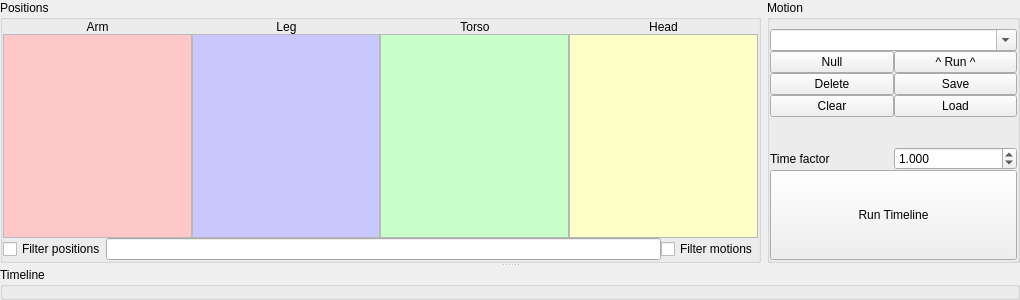
Old version of the form rqt_motion_editor/src/rqt_motion_editor/motion_editor.ui in the repository tu-darmstadt-ros-pkg/motion_editor.
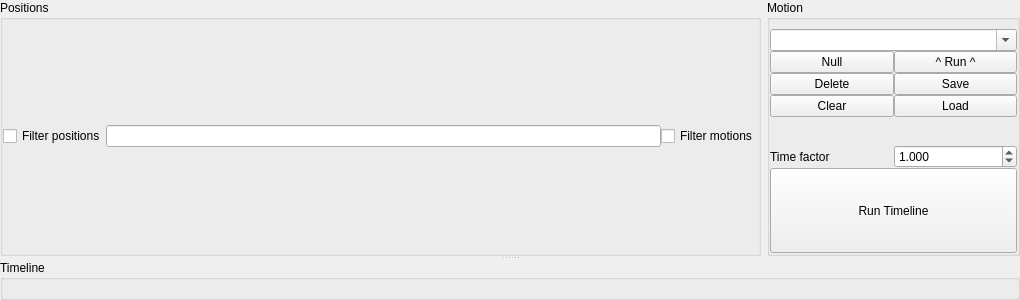
New version of the form.

Diff of the .ui file:
```diff
--- a/rqt_motion_editor/src/rqt_motion_editor/motion_editor.ui
+++ b/rqt_motion_editor/src/rqt_motion_editor/motion_editor.ui
@@ -40,252 +40,10 @@
            <number>0</number>
           </property>
           <item>
-           <layout class="QHBoxLayout" name="horizontalLayout_2">
-            <item>
-             <widget class="QLabel" name="label">
-              <property name="text">
-               <string>Arm</string>
-              </property>
-              <property name="alignment">
-               <set>Qt::AlignCenter</set>
-              </property>
-             </widget>
-            </item>
-            <item>
-             <widget class="QLabel" name="label_2">
-              <property name="text">
-               <string>Leg</string>
-              </property>
-              <property name="alignment">
-               <set>Qt::AlignCenter</set>
-              </property>
-             </widget>
-            </item>
-            <item>
-             <widget class="QLabel" name="label_3">
-              <property name="text">
-               <string>Torso</string>
-              </property>
-              <property name="alignment">
-               <set>Qt::AlignCenter</set>
-              </property>
-             </widget>
-            </item>
-            <item>
-             <widget class="QLabel" name="label_5">
-              <property name="text">
-               <string>Head</string>
-              </property>
-              <property name="alignment">
-               <set>Qt::AlignCenter</set>
-              </property>
-             </widget>
-            </item>
-           </layout>
+           <layout class="QHBoxLayout" name="group_label_layout"/>
           </item>
           <item>
-           <layout class="QHBoxLayout" name="horizontalLayout_3">
-            <item>
-             <widget class="QListWidget" name="arm_positions_list">
-              <property name="palette">
-               <palette>
-                <active>
-                 <colorrole role="Base">
-                  <brush brushstyle="SolidPattern">
-                   <color alpha="255">
-                    <red>255</red>
-                    <green>200</green>
-                    <blue>200</blue>
-                   </color>
-                  </brush>
-                 </colorrole>
-                </active>
-                <inactive>
-                 <colorrole role="Base">
-                  <brush brushstyle="SolidPattern">
-                   <color alpha="255">
-                    <red>255</red>
-                    <green>200</green>
-                    <blue>200</blue>
-                   </color>
-                  </brush>
-                 </colorrole>
-                </inactive>
-                <disabled>
-                 <colorrole role="Base">
-                  <brush brushstyle="SolidPattern">
-                   <color alpha="255">
-                    <red>255</red>
-                    <green>255</green>
-                    <blue>255</blue>
-                   </color>
-                  </brush>
-                 </colorrole>
-                </disabled>
-               </palette>
-              </property>
-              <property name="contextMenuPolicy">
-               <enum>Qt::CustomContextMenu</enum>
-              </property>
-              <property name="dragDropMode">
-               <enum>QAbstractItemView::DragOnly</enum>
-              </property>
-              <property name="sortingEnabled">
-               <bool>true</bool>
-              </property>
-             </widget>
-            </item>
-            <item>
-             <widget class="QListWidget" name="leg_positions_list">
-              <property name="palette">
-               <palette>
-                <active>
-                 <colorrole role="Base">
-                  <brush brushstyle="SolidPattern">
-                   <color alpha="255">
-                    <red>200</red>
-                    <green>200</green>
-                    <blue>255</blue>
-                   </color>
-                  </brush>
-                 </colorrole>
-                </active>
-                <inactive>
-                 <colorrole role="Base">
-                  <brush brushstyle="SolidPattern">
-                   <color alpha="255">
-                    <red>200</red>
-                    <green>200</green>
-                    <blue>255</blue>
-                   </color>
-                  </brush>
-                 </colorrole>
-                </inactive>
-                <disabled>
-                 <colorrole role="Base">
-                  <brush brushstyle="SolidPattern">
-                   <color alpha="255">
-                    <red>255</red>
-                    <green>255</green>
-                    <blue>255</blue>
-                   </color>
-                  </brush>
-                 </colorrole>
-                </disabled>
-               </palette>
-              </property>
-              <property name="contextMenuPolicy">
-               <enum>Qt::CustomContextMenu</enum>
-              </property>
-              <property name="dragDropMode">
-               <enum>QAbstractItemView::DragOnly</enum>
-              </property>
-              <property name="sortingEnabled">
-               <bool>true</bool>
-              </property>
-             </widget>
-            </item>
-            <item>
-             <widget class="QListWidget" name="torso_positions_list">
-              <property name="palette">
-               <palette>
-                <active>
-                 <colorrole role="Base">
-                  <brush brushstyle="SolidPattern">
-                   <color alpha="255">
-                    <red>200</red>
-                    <green>255</green>
-                    <blue>200</blue>
-                   </color>
-                  </brush>
-                 </colorrole>
-                </active>
-                <inactive>
-                 <colorrole role="Base">
-                  <brush brushstyle="SolidPattern">
-                   <color alpha="255">
-                    <red>200</red>
-                    <green>255</green>
-                    <blue>200</blue>
-                   </color>
-                  </brush>
-                 </colorrole>
-                </inactive>
-                <disabled>
-                 <colorrole role="Base">
-                  <brush brushstyle="SolidPattern">
-                   <color alpha="255">
-                    <red>255</red>
-                    <green>255</green>
-                    <blue>255</blue>
-                   </color>
-                  </brush>
-                 </colorrole>
-                </disabled>
-               </palette>
-              </property>
-              <property name="contextMenuPolicy">
-               <enum>Qt::CustomContextMenu</enum>
-              </property>
-              <property name="dragDropMode">
-               <enum>QAbstractItemView::DragOnly</enum>
-              </property>
-              <property name="sortingEnabled">
-               <bool>true</bool>
-              </property>
-             </widget>
-            </item>
-            <item>
-             <widget class="QListWidget" name="head_positions_list">
-              <property name="palette">
-               <palette>
-                <active>
-                 <colorrole role="Base">
-                  <brush brushstyle="SolidPattern">
-                   <color alpha="255">
-                    <red>255</red>
-                    <green>255</green>
-                    <blue>200</blue>
-                   </color>
-                  </brush>
-                 </colorrole>
-                </active>
-                <inactive>
-                 <colorrole role="Base">
-                  <brush brushstyle="SolidPattern">
-                   <color alpha="255">
-                    <red>255</red>
-                    <green>255</green>
-                    <blue>200</blue>
-                   </color>
-                  </brush>
-                 </colorrole>
-                </inactive>
-                <disabled>
-                 <colorrole role="Base">
-                  <brush brushstyle="SolidPattern">
-                   <color alpha="255">
-                    <red>255</red>
-                    <green>255</green>
-                    <blue>255</blue>
-                   </color>
-                  </brush>
-                 </colorrole>
-                </disabled>
-               </palette>
-              </property>
-              <property name="contextMenuPolicy">
-               <enum>Qt::CustomContextMenu</enum>
-              </property>
-              <property name="dragDropMode">
-               <enum>QAbstractItemView::DragOnly</enum>
-              </property>
-              <property name="sortingEnabled">
-               <bool>true</bool>
-              </property>
-             </widget>
-            </item>
-           </layout>
+           <layout class="QHBoxLayout" name="position_lists_layout"/>
           </item>
           <item>
            <layout class="QHBoxLayout" name="horizontalLayout_4">
```
Left out of the diff: 2 changed lines with no effect on the pictures.
